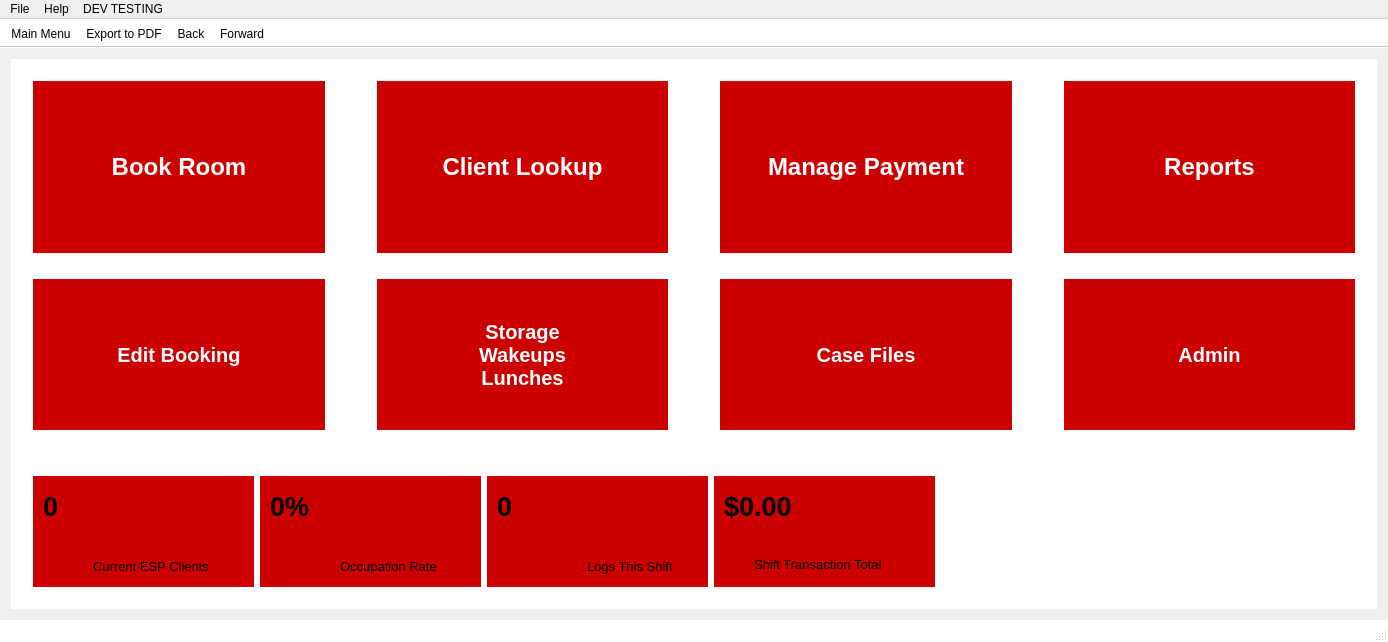
Arc-Project/Arc, file ArcApp/mainwindow.ui: the form before one commit.
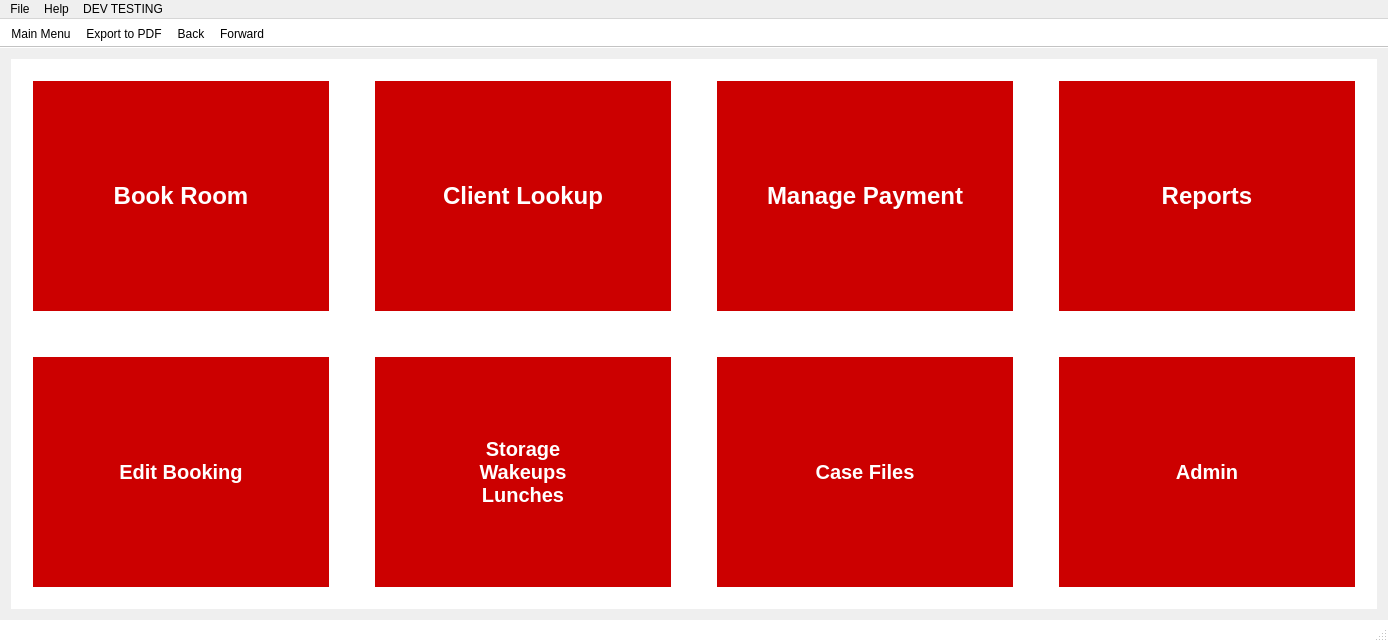
The form after the commit. The open tabs and pages were chosen to show the change. Icons and pictures are not drawn.

Commit message: removed notice board

Patch:
```diff
--- a/ArcApp/mainwindow.ui
+++ b/ArcApp/mainwindow.ui
@@ -115,39 +115,7 @@
         <item row="0" column="0">
          <widget class="QWidget" name="wdg_mainScreen" native="true">
           <layout class="QGridLayout" name="gridLayout_8">
-           <item row="0" column="0" rowspan="2">
-            <widget class="QPushButton" name="bookButton">
-             <property name="sizePolicy">
-              <sizepolicy hsizetype="Minimum" vsizetype="Fixed">
-               <horstretch>0</horstretch>
-               <verstretch>0</verstretch>
-              </sizepolicy>
-             </property>
-             <property name="minimumSize">
-              <size>
-               <width>290</width>
-               <height>151</height>
-              </size>
-             </property>
-             <property name="maximumSize">
-              <size>
-               <width>437</width>
-               <height>264</height>
-              </size>
-             </property>
-             <property name="font">
-              <font>
-               <pointsize>18</pointsize>
-               <weight>75</weight>
-               <bold>true</bold>
-              </font>
-             </property>
-             <property name="text">
-              <string>Book Room</string>
-             </property>
-            </widget>
-           </item>
-           <item row="0" column="2" rowspan="2">
+           <item row="0" column="2">
             <widget class="QPushButton" name="clientButton">
              <property name="minimumSize">
               <size>
@@ -173,133 +141,7 @@
              </property>
             </widget>
            </item>
-           <item row="0" column="1">
-            <spacer name="horizontalSpacer">
-             <property name="orientation">
-              <enum>Qt::Horizontal</enum>
-             </property>
-             <property name="sizeType">
-              <enum>QSizePolicy::Fixed</enum>
-             </property>
-             <property name="sizeHint" stdset="0">
-              <size>
-               <width>40</width>
-               <height>20</height>
-              </size>
-             </property>
-            </spacer>
-           </item>
-           <item row="0" column="3">
-            <spacer name="horizontalSpacer_3">
-             <property name="orientation">
-              <enum>Qt::Horizontal</enum>
-             </property>
-             <property name="sizeType">
-              <enum>QSizePolicy::Fixed</enum>
-             </property>
-             <property name="sizeHint" stdset="0">
-              <size>
-               <width>40</width>
-               <height>20</height>
-              </size>
-             </property>
-            </spacer>
-           </item>
-           <item row="0" column="4" rowspan="2">
-            <widget class="QPushButton" name="paymentButton">
-             <property name="minimumSize">
-              <size>
-               <width>290</width>
-               <height>151</height>
-              </size>
-             </property>
-             <property name="maximumSize">
-              <size>
-               <width>437</width>
-               <height>264</height>
-              </size>
-             </property>
-             <property name="font">
-              <font>
-               <pointsize>18</pointsize>
-               <weight>75</weight>
-               <bold>true</bold>
-              </font>
-             </property>
-             <property name="text">
-              <string>Manage Payment</string>
-             </property>
-            </widget>
-           </item>
-           <item row="0" column="5">
-            <spacer name="horizontalSpacer_4">
-             <property name="orientation">
-              <enum>Qt::Horizontal</enum>
-             </property>
-             <property name="sizeType">
-              <enum>QSizePolicy::Fixed</enum>
-             </property>
-             <property name="sizeHint" stdset="0">
-              <size>
-               <width>40</width>
-               <height>20</height>
-              </size>
-             </property>
-            </spacer>
-           </item>
-           <item row="0" column="6" rowspan="2">
-            <widget class="QPushButton" name="reportsButton">
-             <property name="minimumSize">
-              <size>
-               <width>290</width>
-               <height>151</height>
-              </size>
-             </property>
-             <property name="maximumSize">
-              <size>
-               <width>437</width>
-               <height>264</height>
-              </size>
-             </property>
-             <property name="font">
-              <font>
-               <pointsize>18</pointsize>
-               <weight>75</weight>
-               <bold>true</bold>
-              </font>
-             </property>
-             <property name="text">
-              <string>Reports</string>
-             </property>
-            </widget>
-           </item>
-           <item row="3" column="0">
-            <widget class="QPushButton" name="editbookButton">
-             <property name="minimumSize">
-              <size>
-               <width>290</width>
-               <height>151</height>
-              </size>
-             </property>
-             <property name="maximumSize">
-              <size>
-               <width>437</width>
-               <height>264</height>
-              </size>
-             </property>
-             <property name="font">
-              <font>
-               <pointsize>15</pointsize>
-               <weight>75</weight>
-               <bold>true</bold>
-              </font>
-             </property>
-             <property name="text">
-              <string>Edit Booking</string>
-             </property>
-            </widget>
-           </item>
-           <item row="3" column="2">
+           <item row="2" column="2">
             <widget class="QPushButton" name="swlButton">
              <property name="minimumSize">
               <size>
@@ -327,7 +169,33 @@
              </property>
             </widget>
            </item>
-           <item row="3" column="6">
+           <item row="0" column="6">
+            <widget class="QPushButton" name="reportsButton">
+             <property name="minimumSize">
+              <size>
+               <width>290</width>
+               <height>151</height>
+              </size>
+             </property>
+             <property name="maximumSize">
+              <size>
+               <width>437</width>
+               <height>264</height>
+              </size>
+             </property>
+             <property name="font">
+              <font>
+               <pointsize>18</pointsize>
+               <weight>75</weight>
+               <bold>true</bold>
+              </font>
+             </property>
+             <property name="text">
+              <string>Reports</string>
+             </property>
+            </widget>
+           </item>
+           <item row="2" column="6">
             <widget class="QPushButton" name="adminButton">
              <property name="minimumSize">
               <size>
@@ -353,7 +221,33 @@
              </property>
             </widget>
            </item>
-           <item row="3" column="4">
+           <item row="0" column="4">
+            <widget class="QPushButton" name="paymentButton">
+             <property name="minimumSize">
+              <size>
+               <width>290</width>
+               <height>151</height>
+              </size>
+             </property>
+             <property name="maximumSize">
+              <size>
+               <width>437</width>
+               <height>264</height>
+              </size>
+             </property>
+             <property name="font">
+              <font>
+               <pointsize>18</pointsize>
+               <weight>75</weight>
+               <bold>true</bold>
+              </font>
+             </property>
+             <property name="text">
+              <string>Manage Payment</string>
+             </property>
+            </widget>
+           </item>
+           <item row="2" column="4">
             <widget class="QPushButton" name="caseButton">
              <property name="minimumSize">
               <size>
@@ -379,267 +273,118 @@
              </property>
             </widget>
            </item>
-           <item row="6" column="0" colspan="7">
-            <layout class="QHBoxLayout" name="horizontalLayout_15">
-             <item>
-              <widget class="QWidget" name="wdg_totalESP" native="true">
-               <property name="sizePolicy">
-                <sizepolicy hsizetype="Preferred" vsizetype="Fixed">
-                 <horstretch>0</horstretch>
-                 <verstretch>0</verstretch>
-                </sizepolicy>
-               </property>
-               <property name="minimumSize">
-                <size>
-                 <width>221</width>
-                 <height>111</height>
-                </size>
-               </property>
-               <property name="maximumSize">
-                <size>
-                 <width>221</width>
-                 <height>111</height>
-                </size>
-               </property>
-               <widget class="QLabel" name="label_20">
-                <property name="geometry">
-                 <rect>
-                  <x>10</x>
-                  <y>10</y>
-                  <width>91</width>
-                  <height>41</height>
-                 </rect>
-                </property>
-                <property name="font">
-                 <font>
-                  <pointsize>20</pointsize>
-                  <weight>75</weight>
-                  <bold>true</bold>
-                 </font>
-                </property>
-                <property name="text">
-                 <string>0</string>
-                </property>
-               </widget>
-               <widget class="QLabel" name="label_21">
-                <property name="geometry">
-                 <rect>
-                  <x>60</x>
-                  <y>80</y>
-                  <width>151</width>
-                  <height>20</height>
-                 </rect>
-                </property>
-                <property name="font">
-                 <font>
-                  <pointsize>10</pointsize>
-                 </font>
-                </property>
-                <property name="text">
-                 <string>Current ESP Clients</string>
-                </property>
-               </widget>
-              </widget>
-             </item>
-             <item>
-              <widget class="QWidget" name="wdg_occRate" native="true">
-               <property name="minimumSize">
-                <size>
-                 <width>221</width>
-                 <height>111</height>
-                </size>
-               </property>
-               <property name="maximumSize">
-                <size>
-                 <width>221</width>
-                 <height>111</height>
-                </size>
-               </property>
-               <widget class="QLabel" name="label_22">
-                <property name="geometry">
-                 <rect>
-                  <x>10</x>
-                  <y>10</y>
-                  <width>191</width>
-                  <height>41</height>
-                 </rect>
-                </property>
-                <property name="font">
-                 <font>
-                  <pointsize>20</pointsize>
-                  <weight>75</weight>
-                  <bold>true</bold>
-                 </font>
-                </property>
-                <property name="text">
-                 <string>0%</string>
-                </property>
-               </widget>
-               <widget class="QLabel" name="label_23">
-                <property name="geometry">
-                 <rect>
-                  <x>80</x>
-                  <y>80</y>
-                  <width>131</width>
-                  <height>20</height>
-                 </rect>
-                </property>
-                <property name="font">
-                 <font>
-                  <pointsize>10</pointsize>
-                 </font>
-                </property>
-                <property name="text">
-                 <string>Occupation Rate</string>
-                </property>
-               </widget>
-              </widget>
-             </item>
-             <item>
-              <widget class="QWidget" name="wdg_logsOnShift" native="true">
-               <property name="minimumSize">
-                <size>
-                 <width>221</width>
-                 <height>111</height>
-                </size>
-               </property>
-               <property name="maximumSize">
-                <size>
-                 <width>221</width>
-                 <height>111</height>
-                </size>
-               </property>
-               <widget class="QLabel" name="label_24">
-                <property name="geometry">
-                 <rect>
-                  <x>10</x>
-                  <y>10</y>
-                  <width>91</width>
-                  <height>41</height>
-                 </rect>
-                </property>
-                <property name="font">
-                 <font>
-                  <pointsize>20</pointsize>
-                  <weight>75</weight>
-                  <bold>true</bold>
-                 </font>
-                </property>
-                <property name="text">
-                 <string>0</string>
-                </property>
-               </widget>
-               <widget class="QLabel" name="label_25">
-                <property name="geometry">
-                 <rect>
-                  <x>100</x>
-                  <y>80</y>
-                  <width>111</width>
-                  <height>20</height>
-                 </rect>
-                </property>
-                <property name="font">
-                 <font>
-                  <pointsize>10</pointsize>
-                 </font>
-                </property>
-                <property name="text">
-                 <string>Logs This Shift</string>
-                </property>
-               </widget>
-              </widget>
-             </item>
-             <item>
-              <widget class="QWidget" name="wdg_transTotal" native="true">
-               <property name="minimumSize">
-                <size>
-                 <width>221</width>
-                 <height>111</height>
-                </size>
-               </property>
-               <property name="maximumSize">
-                <size>
-                 <width>221</width>
-                 <height>111</height>
-                </size>
-               </property>
-               <widget class="QLabel" name="label_26">
-                <property name="geometry">
-                 <rect>
-                  <x>10</x>
-                  <y>10</y>
-                  <width>201</width>
-                  <height>41</height>
-                 </rect>
-                </property>
-                <property name="font">
-                 <font>
-                  <pointsize>20</pointsize>
-                  <weight>75</weight>
-                  <bold>true</bold>
-                 </font>
-                </property>
-                <property name="text">
-                 <string>$0.00</string>
-                </property>
-               </widget>
-               <widget class="QLabel" name="label_27">
-                <property name="geometry">
-                 <rect>
-                  <x>40</x>
-                  <y>80</y>
-                  <width>171</width>
-                  <height>16</height>
-                 </rect>
-                </property>
-                <property name="font">
-                 <font>
-                  <pointsize>10</pointsize>
-                 </font>
-                </property>
-                <property name="text">
-                 <string>Shift Transaction Total</string>
-                </property>
-               </widget>
-              </widget>
-             </item>
-             <item>
-              <spacer name="horizontalSpacer_13">
-               <property name="orientation">
-                <enum>Qt::Horizontal</enum>
-               </property>
-               <property name="sizeHint" stdset="0">
-                <size>
-                 <width>40</width>
-                 <height>20</height>
-                </size>
-               </property>
-              </spacer>
-             </item>
-            </layout>
+           <item row="2" column="0">
+            <widget class="QPushButton" name="editbookButton">
+             <property name="minimumSize">
+              <size>
+               <width>290</width>
+               <height>151</height>
+              </size>
+             </property>
+             <property name="maximumSize">
+              <size>
+               <width>437</width>
+               <height>264</height>
+              </size>
+             </property>
+             <property name="font">
+              <font>
+               <pointsize>15</pointsize>
+               <weight>75</weight>
+               <bold>true</bold>
+              </font>
+             </property>
+             <property name="text">
+              <string>Edit Booking</string>
+             </property>
+            </widget>
            </item>
-           <item row="2" column="1">
+           <item row="0" column="0">
+            <widget class="QPushButton" name="bookButton">
+             <property name="sizePolicy">
+              <sizepolicy hsizetype="Minimum" vsizetype="Fixed">
+               <horstretch>0</horstretch>
+               <verstretch>0</verstretch>
+              </sizepolicy>
+             </property>
+             <property name="minimumSize">
+              <size>
+               <width>290</width>
+               <height>151</height>
+              </size>
+             </property>
+             <property name="maximumSize">
+              <size>
+               <width>437</width>
+               <height>264</height>
+              </size>
+             </property>
+             <property name="font">
+              <font>
+               <pointsize>18</pointsize>
+               <weight>75</weight>
+               <bold>true</bold>
+              </font>
+             </property>
+             <property name="text">
+              <string>Book Room</string>
+             </property>
+            </widget>
+           </item>
+           <item row="0" column="3">
+            <spacer name="horizontalSpacer_3">
+             <property name="orientation">
+              <enum>Qt::Horizontal</enum>
+             </property>
+             <property name="sizeType">
+              <enum>QSizePolicy::Minimum</enum>
+             </property>
+             <property name="sizeHint" stdset="0">
+              <size>
+               <width>40</width>
+               <height>20</height>
+              </size>
+             </property>
+            </spacer>
+           </item>
+           <item row="0" column="5">
+            <spacer name="horizontalSpacer_4">
+             <property name="orientation">
+              <enum>Qt::Horizontal</enum>
+             </property>
+             <property name="sizeType">
+              <enum>QSizePolicy::Minimum</enum>
+             </property>
+             <property name="sizeHint" stdset="0">
+              <size>
+               <width>40</width>
+               <height>20</height>
+              </size>
+             </property>
+            </spacer>
+           </item>
+           <item row="0" column="1">
+            <spacer name="horizontalSpacer">
+             <property name="orientation">
+              <enum>Qt::Horizontal</enum>
+             </property>
+             <property name="sizeType">
+              <enum>QSizePolicy::Minimum</enum>
+             </property>
+             <property name="sizeHint" stdset="0">
+              <size>
+               <width>40</width>
+               <height>20</height>
+              </size>
+             </property>
+            </spacer>
+           </item>
+           <item row="1" column="2">
             <spacer name="verticalSpacer">
              <property name="orientation">
               <enum>Qt::Vertical</enum>
              </property>
              <property name="sizeType">
-              <enum>QSizePolicy::Fixed</enum>
-             </property>
-             <property name="sizeHint" stdset="0">
-              <size>
-               <width>20</width>
-               <height>20</height>
-              </size>
-             </property>
-            </spacer>
-           </item>
-           <item row="4" column="0">
-            <spacer name="verticalSpacer_7">
-             <property name="orientation">
-              <enum>Qt::Vertical</enum>
-             </property>
-             <property name="sizeType">
               <enum>QSizePolicy::Minimum</enum>
              </property>
              <property name="sizeHint" stdset="0">
```
Left out of the diff: 12 changed lines with no effect on the pictures.
